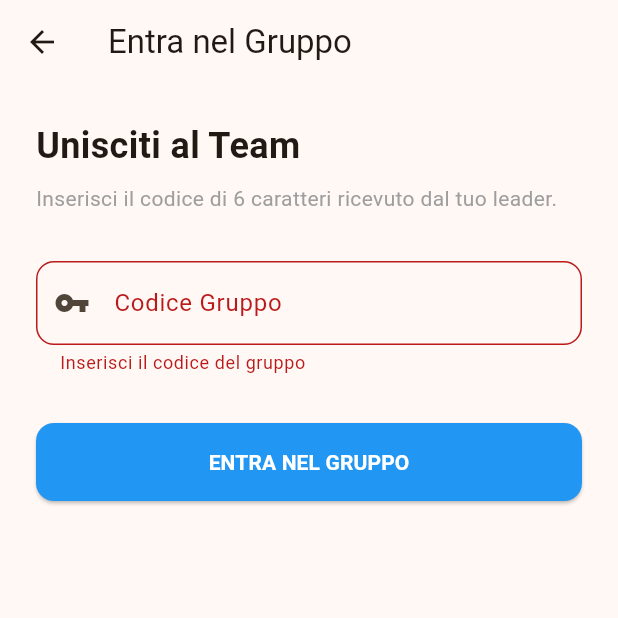
After one commit to PaxSat/ridebridge, a Flutter app: the SchermataEntraGruppo screen opened directly, after a tap on "ENTRA NEL GRUPPO", on a phone screen of 412 x 824 dp, the top half of it. The commit adds this screen. Run offline on Flutter 3.47's test engine with Material 3 defaults, Android fonts, the phone set to English and light mode, and no system bars; our stand-ins replace cloud_firestore, firebase_auth, firebase_core, google_sign_in, share_plus; accounts and stored records are empty.

Commit message:
Implementato ciclo completo gruppi

```diff
--- /dev/null
+++ b/lib/schermate/schermata_entra_gruppo.dart
@@ -0,0 +1,148 @@
+import 'package:firebase_auth/firebase_auth.dart';
+import 'package:flutter/material.dart';
+import '../servizi/servizio_gruppi.dart';
+
+/// Schermata per entrare in un gruppo tramite codice di accesso.
+class SchermataEntraGruppo extends StatefulWidget {
+  const SchermataEntraGruppo({super.key});
+
+  @override
+  State<SchermataEntraGruppo> createState() => _SchermataEntraGruppoState();
+}
+
+class _SchermataEntraGruppoState extends State<SchermataEntraGruppo> {
+  final TextEditingController _controlloreCodice = TextEditingController();
+  final ServizioGruppi _servizioGruppi = ServizioGruppi();
+
+  bool _inCaricamento = false;
+  String? _errore;
+
+  /// Esegue la logica per entrare nel gruppo.
+  Future<void> _gestisciEntraNelGruppo() async {
+    final codice = _controlloreCodice.text.trim().toUpperCase();
+
+    if (codice.isEmpty) {
+      setState(() => _errore = "Inserisci il codice del gruppo");
+      return;
+    }
+
+    setState(() {
+      _inCaricamento = true;
+      _errore = null;
+    });
+
+    try {
+      final utenteAttuale = FirebaseAuth.instance.currentUser;
+      if (utenteAttuale == null) {
+        throw Exception("Utente non autenticato");
+      }
+
+      await _servizioGruppi.entraNelGruppo(codice, utenteAttuale.uid);
+
+      if (mounted) {
+        ScaffoldMessenger.of(context).showSnackBar(
+          const SnackBar(
+            content: Text("Entrato nel gruppo con successo"),
+            backgroundColor: Colors.green,
+          ),
+        );
+        Navigator.pop(context); // Torna alla Home
+      }
+    } catch (e) {
+      setState(() => _errore = e.toString().replaceAll("Exception: ", ""));
+    } finally {
+      if (mounted) {
+        setState(() => _inCaricamento = false);
+      }
+    }
+  }
+
+  @override
+  Widget build(BuildContext context) {
+    return Scaffold(
+      appBar: AppBar(
+        title: const Text("Entra nel Gruppo"),
+      ),
+      body: SingleChildScrollView(
+        padding: const EdgeInsets.all(24.0),
+        child: Column(
+          crossAxisAlignment: CrossAxisAlignment.start,
+          children: [
+            const Text(
+              "Unisciti al Team",
+              style: TextStyle(
+                fontSize: 24,
+                fontWeight: FontWeight.bold,
+              ),
+            ),
+            const SizedBox(height: 8),
+            const Text(
+              "Inserisci il codice di 6 caratteri ricevuto dal tuo leader.",
+              style: TextStyle(color: Colors.grey),
+            ),
+            const SizedBox(height: 32),
+            TextField(
+              controller: _controlloreCodice,
+              enabled: !_inCaricamento,
+              textCapitalization: TextCapitalization.characters,
+              maxLength: 6,
+              decoration: InputDecoration(
+                labelText: "Codice Gruppo",
+                hintText: "es. RIDE24",
+                errorText: _errore,
+                border: OutlineInputBorder(
+                  borderRadius: BorderRadius.circular(12),
+                ),
+                prefixIcon: const Icon(Icons.vpn_key),
+                counterText: "",
+              ),
+              onChanged: (val) {
+                // Forza il maiuscolo durante la digitazione
+                if (val != val.toUpperCase()) {
+                  _controlloreCodice.value = _controlloreCodice.value.copyWith(
+                    text: val.toUpperCase(),
+                    selection: TextSelection.collapsed(offset: val.length),
+                  );
+                }
+              },
+            ),
+            const SizedBox(height: 32),
+            SizedBox(
+              width: double.infinity,
+              child: ElevatedButton(
+                onPressed: _inCaricamento ? null : _gestisciEntraNelGruppo,
+                style: ElevatedButton.styleFrom(
+                  backgroundColor: Colors.blue,
+                  foregroundColor: Colors.white,
+                  padding: const EdgeInsets.symmetric(vertical: 16),
+                  shape: RoundedRectangleBorder(
+                    borderRadius: BorderRadius.circular(12),
+                  ),
+                ),
+                child: _inCaricamento
+                    ? const SizedBox(
+                        height: 20,
+                        width: 20,
+                        child: CircularProgressIndicator(
+                          strokeWidth: 2,
+                          color: Colors.white,
+                        ),
+                      )
+                    : const Text(
+                        "ENTRA NEL GRUPPO",
+                        style: TextStyle(fontWeight: FontWeight.bold),
+                      ),
+              ),
+            ),
+          ],
+        ),
+      ),
+    );
+  }
+
+  @override
+  void dispose() {
+    _controlloreCodice.dispose();
+    super.dispose();
+  }
+}
```
Also changed, not shown: lib/schermate/schermata_home.dart (+7 -54 lines).
